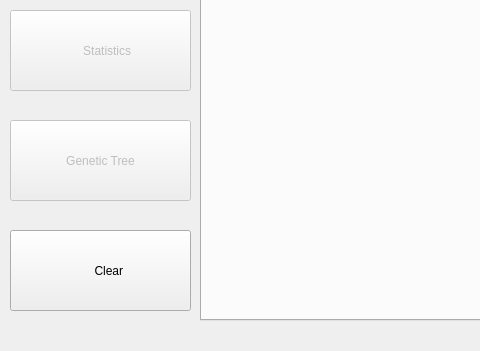
tahiri-lab/iPhyloGeo_plus_plus, file scripts/Qt/main.ui: the form before one commit; both pictures show x 0 to 480 and y 319 to 670 of the 1143 by 670 pixel window.
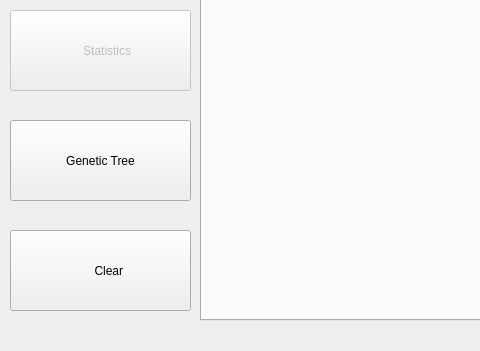
The form after the commit. The open tabs and pages were chosen to show the change. Icons and pictures are not drawn.

```diff
--- a/scripts/Qt/main.ui
+++ b/scripts/Qt/main.ui
@@ -997,7 +997,7 @@
       </widget>
       <widget class="QPushButton" name="geneticTreeButtonPage1">
        <property name="enabled">
-        <bool>false</bool>
+        <bool>true</bool>
        </property>
        <property name="geometry">
         <rect>
```
Left out of the diff: 2 changed lines with no effect on the pictures.
